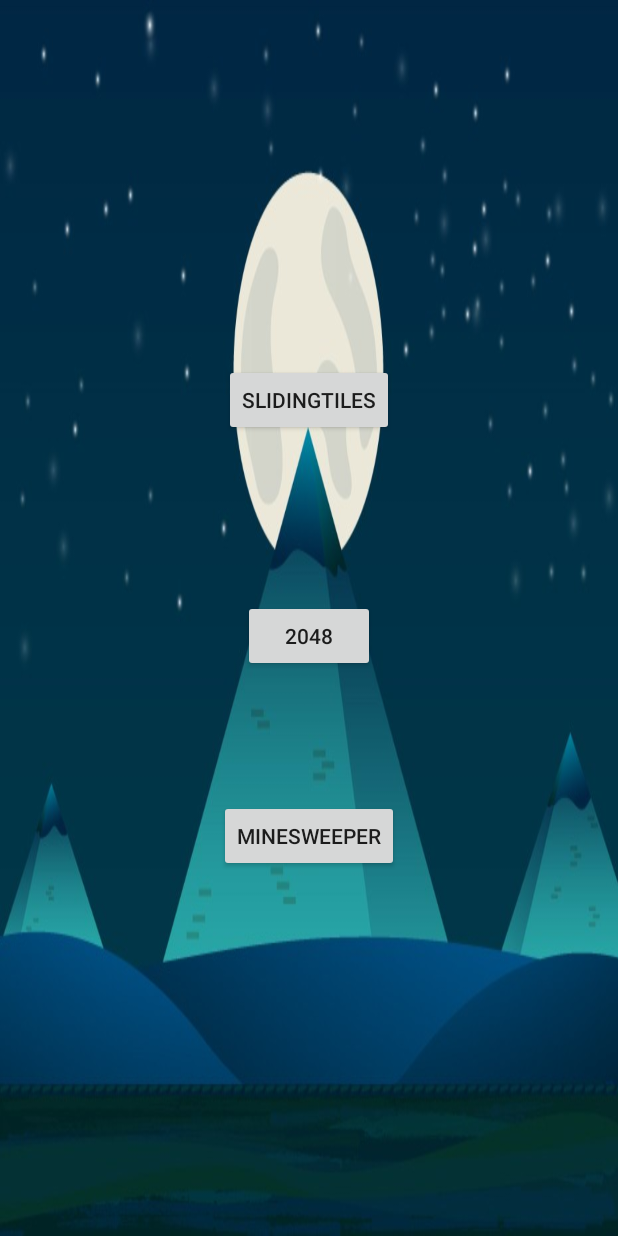
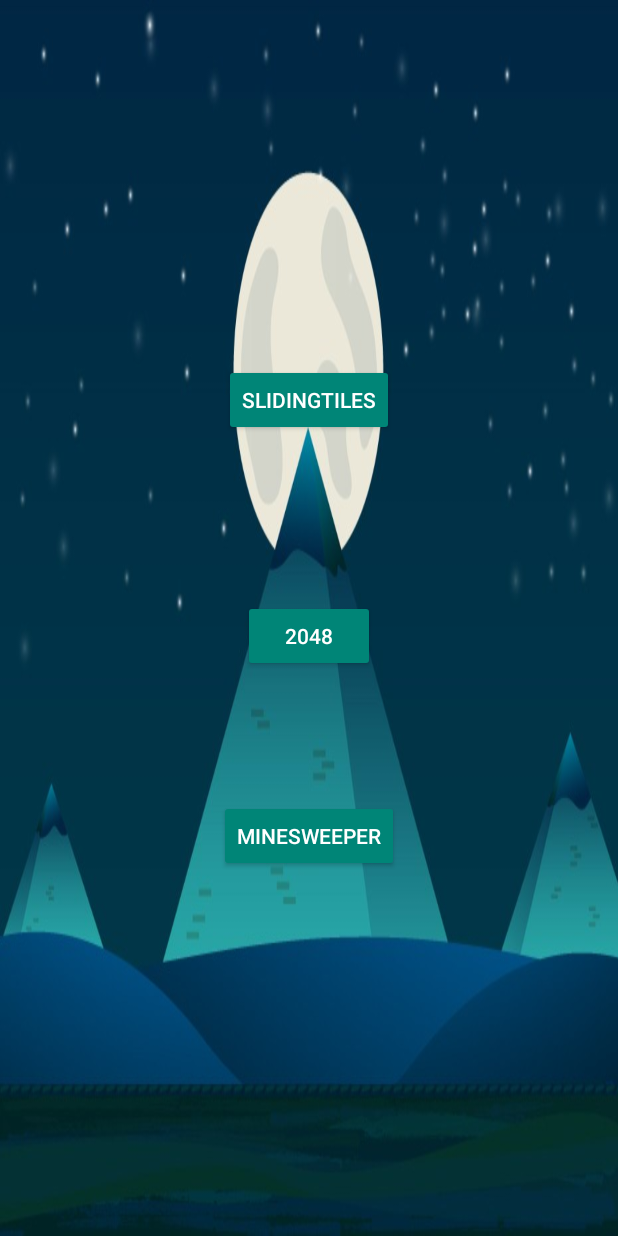
Before and after one commit to liDavidM21/CSC207-Game-Center, an Android app: the GameChoosing screen opened directly, with no data from a screen before it, on a phone screen of 412 x 824 dp. Run offline under Robolectric (Android 15) with nearby library versions, the phone set to English and light mode, and no system bars.

Commit message:
Button color for buttons in activity_gamechoosing layout modified to adapt all other buttons.

```diff
--- a/Phase2/project/GameCentre/app/src/main/res/layout/activity_gamechoosing.xml
+++ b/Phase2/project/GameCentre/app/src/main/res/layout/activity_gamechoosing.xml
@@ -8,6 +8,7 @@
 
     <Button
         android:id="@+id/slidingtiles"
+        style="@style/Widget.AppCompat.Button.Colored"
         android:layout_width="wrap_content"
         android:layout_height="wrap_content"
         android:text="slidingtiles"
@@ -19,6 +20,7 @@
 
     <Button
         android:id="@+id/tzfe"
+        style="@style/Widget.AppCompat.Button.Colored"
         android:layout_width="wrap_content"
         android:layout_height="wrap_content"
         android:text="2048"
@@ -30,6 +32,7 @@
 
     <Button
         android:id="@+id/minesweeper"
+        style="@style/Widget.AppCompat.Button.Colored"
         android:layout_width="wrap_content"
         android:layout_height="wrap_content"
         android:text="minesweeper"
```
